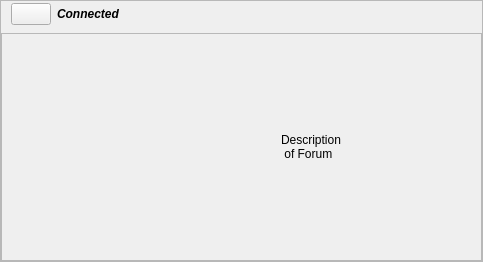
Before: the Qt Designer form retroshare-gui/src/gui/feeds/ChanMenuItem.ui in RetroShare/RetroShare, drawn with Qt 5.
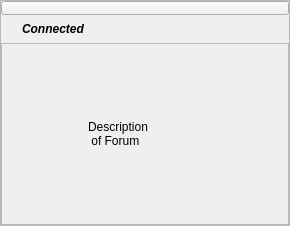
After: the same form once the commit is applied. Icons and pictures are not drawn.

Commit message: * redesign Channel Menu Item, more userfriendly

The edit to the form file:
```diff
--- a/retroshare-gui/src/gui/feeds/ChanMenuItem.ui
+++ b/retroshare-gui/src/gui/feeds/ChanMenuItem.ui
@@ -5,8 +5,8 @@
    <rect>
     <x>0</x>
     <y>0</y>
-    <width>483</width>
-    <height>262</height>
+    <width>290</width>
+    <height>226</height>
    </rect>
   </property>
   <property name="windowTitle" >
@@ -39,7 +39,7 @@
      <property name="frameShadow" >
       <enum>QFrame::Raised</enum>
      </property>
-     <layout class="QVBoxLayout" >
+     <layout class="QGridLayout" >
       <property name="leftMargin" >
        <number>0</number>
       </property>
@@ -52,32 +52,26 @@
       <property name="bottomMargin" >
        <number>0</number>
       </property>
-      <item>
-       <layout class="QHBoxLayout" >
-        <item>
-         <spacer>
-          <property name="orientation" >
-           <enum>Qt::Horizontal</enum>
-          </property>
-          <property name="sizeType" >
-           <enum>QSizePolicy::Fixed</enum>
-          </property>
-          <property name="sizeHint" >
-           <size>
-            <width>10</width>
-            <height>20</height>
-           </size>
-          </property>
-         </spacer>
-        </item>
-        <item>
+      <property name="horizontalSpacing" >
+       <number>0</number>
+      </property>
+      <property name="verticalSpacing" >
+       <number>0</number>
+      </property>
+      <item row="0" column="0" colspan="3" >
          <widget class="QPushButton" name="expandButton" >
           <property name="sizePolicy" >
-           <sizepolicy vsizetype="Fixed" hsizetype="Fixed" >
+         <sizepolicy vsizetype="Fixed" hsizetype="Expanding" >
             <horstretch>0</horstretch>
             <verstretch>0</verstretch>
            </sizepolicy>
           </property>
+        <property name="maximumSize" >
+         <size>
+          <width>16777215</width>
+          <height>14</height>
+         </size>
+        </property>
           <property name="toolTip" >
            <string>Expand</string>
           </property>
@@ -89,7 +83,23 @@
           </property>
          </widget>
         </item>
-        <item>
+      <item row="1" column="0" >
+       <spacer>
+        <property name="orientation" >
+         <enum>Qt::Horizontal</enum>
+        </property>
+        <property name="sizeType" >
+         <enum>QSizePolicy::Fixed</enum>
+        </property>
+        <property name="sizeHint" >
+         <size>
+          <width>21</width>
+          <height>28</height>
+         </size>
+        </property>
+       </spacer>
+      </item>
+      <item row="1" column="1" >
          <widget class="QLabel" name="titleLabel" >
           <property name="sizePolicy" >
            <sizepolicy vsizetype="Minimum" hsizetype="Minimum" >
@@ -115,7 +125,7 @@
           </property>
          </widget>
         </item>
-        <item>
+      <item row="1" column="2" >
          <spacer>
           <property name="orientation" >
            <enum>Qt::Horizontal</enum>
@@ -125,15 +135,13 @@
           </property>
           <property name="sizeHint" >
            <size>
-            <width>151</width>
-            <height>26</height>
+          <width>341</width>
+          <height>28</height>
            </size>
           </property>
          </spacer>
         </item>
-       </layout>
-      </item>
-      <item>
+      <item row="2" column="0" colspan="3" >
        <widget class="QFrame" name="expandFrame" >
         <property name="frameShape" >
          <enum>QFrame::StyledPanel</enum>
```
Left out of the diff: 6 changed lines with no effect on the pictures. Lines whose indentation alone changed are shown as unchanged. The commit also changes 5 other files.
